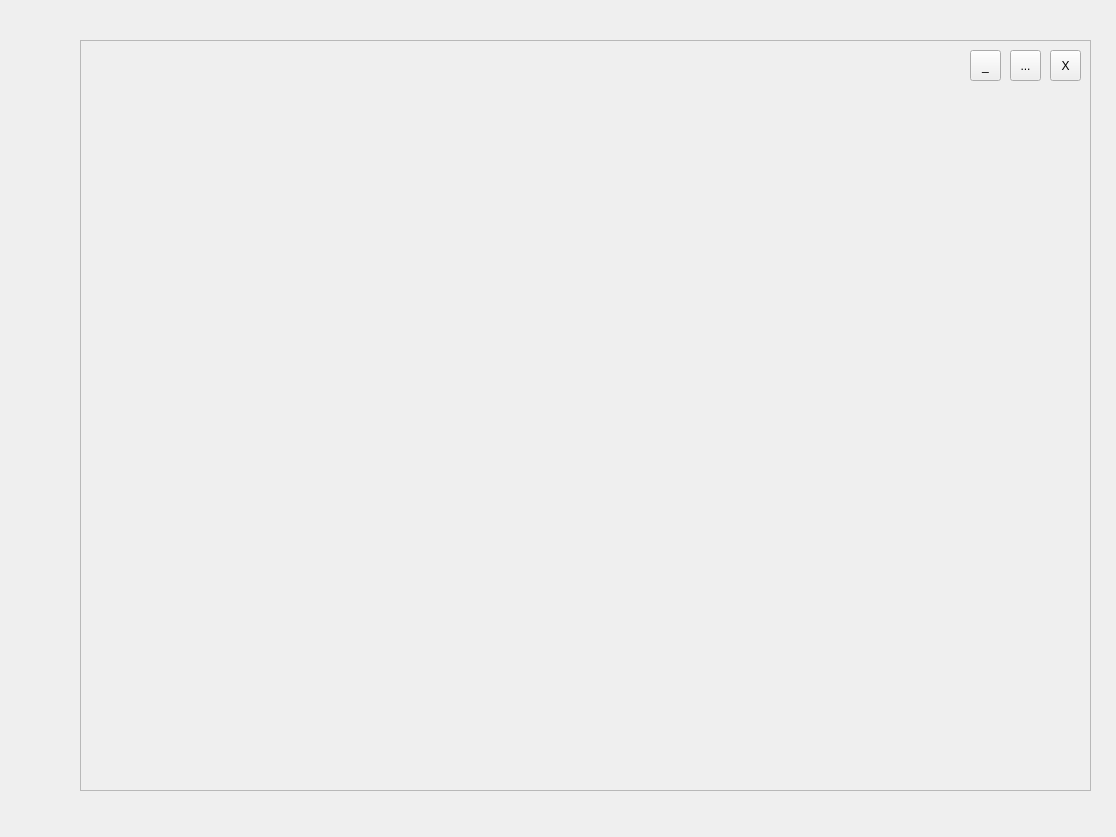
Qt form API_GUI.ui (pawank93/TS) before a commit.
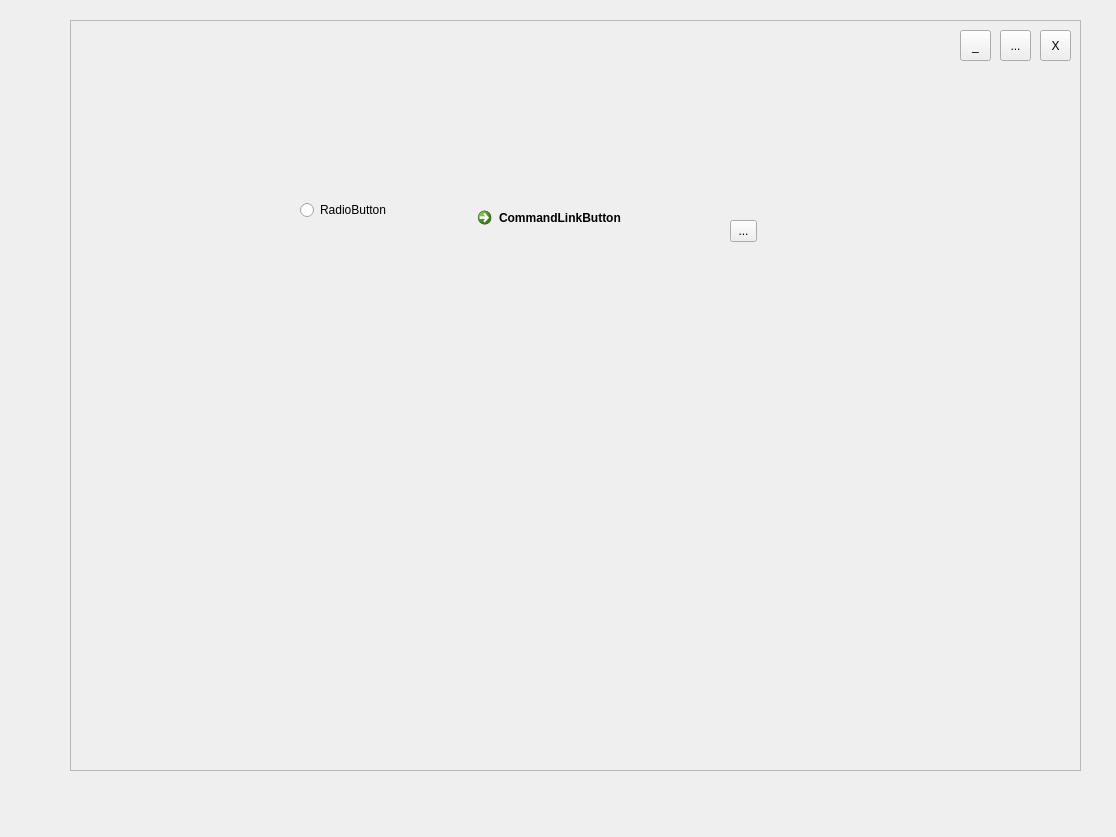
The same form after that commit. Icons and pictures are not drawn.

Patch:
```diff
--- a/API_GUI.ui
+++ b/API_GUI.ui
@@ -16,8 +16,8 @@
   <widget class="QFrame" name="frame">
    <property name="geometry">
     <rect>
-     <x>80</x>
-     <y>40</y>
+     <x>70</x>
+     <y>20</y>
      <width>1011</width>
      <height>751</height>
     </rect>
@@ -71,6 +71,45 @@
      <string>...</string>
     </property>
    </widget>
+   <widget class="QRadioButton" name="radioButton">
+    <property name="geometry">
+     <rect>
+      <x>230</x>
+      <y>180</y>
+      <width>95</width>
+      <height>20</height>
+     </rect>
+    </property>
+    <property name="text">
+     <string>RadioButton</string>
+    </property>
+   </widget>
+   <widget class="QCommandLinkButton" name="commandLinkButton">
+    <property name="geometry">
+     <rect>
+      <x>400</x>
+      <y>180</y>
+      <width>222</width>
+      <height>48</height>
+     </rect>
+    </property>
+    <property name="text">
+     <string>CommandLinkButton</string>
+    </property>
+   </widget>
+   <widget class="QToolButton" name="toolButton_4">
+    <property name="geometry">
+     <rect>
+      <x>660</x>
+      <y>200</y>
+      <width>27</width>
+      <height>22</height>
+     </rect>
+    </property>
+    <property name="text">
+     <string>...</string>
+    </property>
+   </widget>
   </widget>
  </widget>
  <resources/>
```
